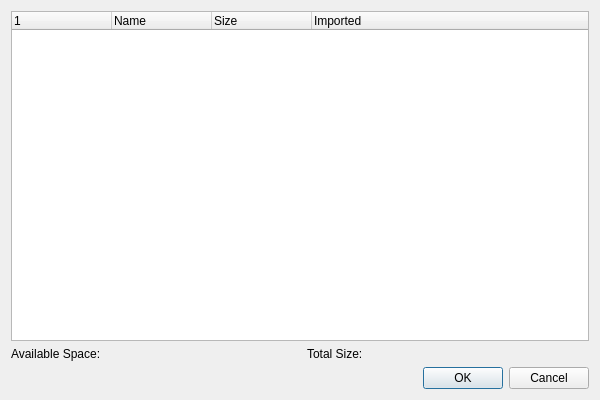
Qt form src/frontend/import_dialog.ui (zhaowenlan1779/threeSD) before a commit.
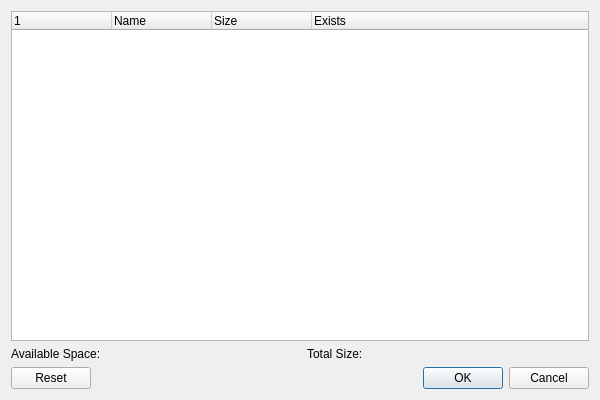
The same form after that commit.

What changed in the file:
```diff
--- a/src/frontend/import_dialog.ui
+++ b/src/frontend/import_dialog.ui
@@ -33,7 +33,7 @@
      </column>
      <column>
       <property name="text">
-       <string>Imported</string>
+       <string>Exists</string>
       </property>
      </column>
     </widget>
@@ -66,7 +66,7 @@
    <item>
     <widget class="QDialogButtonBox" name="buttonBox">
      <property name="standardButtons">
-      <set>QDialogButtonBox::Ok|QDialogButtonBox::Cancel</set>
+      <set>QDialogButtonBox::Ok|QDialogButtonBox::Cancel|QDialogButtonBox::Reset</set>
      </property>
     </widget>
    </item>
```
